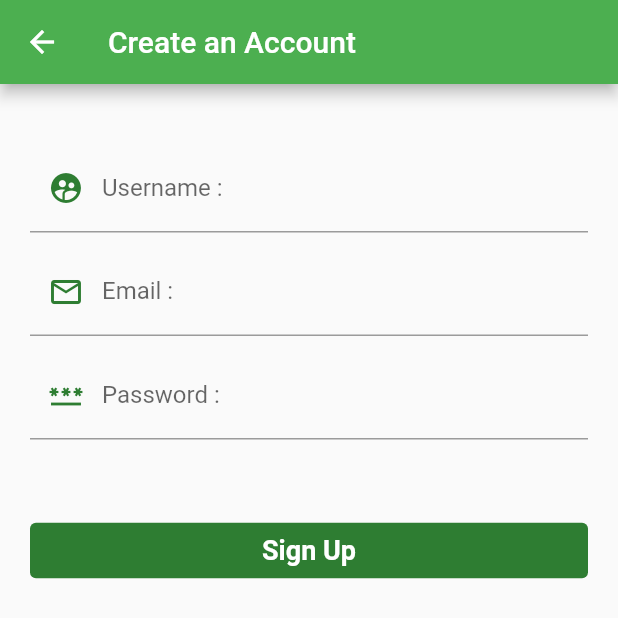
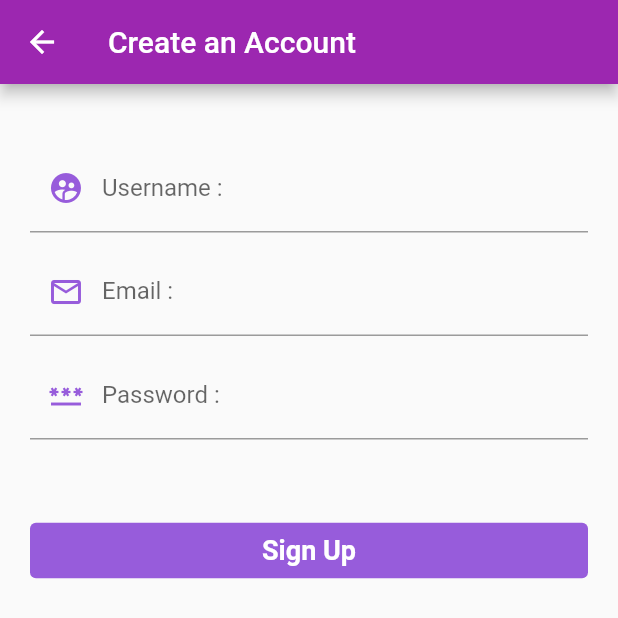
Before and after one commit to mehmetcanozcelik/QuizDone, a Flutter app: the screen it shows after launch, after a tap on "Create an Account", on a phone screen of 412 x 824 dp. Shown: the top 618 px of the screen. Run offline on Flutter 3.47's test engine with Material 2 defaults, Android fonts, the phone set to English and light mode, and no system bars; our stand-ins replace cloud_firestore, firebase_auth, google_sign_in, random_string; accounts and stored records are empty.

Commit message:
15.05.2023 made some changes on the design and an error is fixed in the login method.

```diff
--- a/lib/constants.dart
+++ b/lib/constants.dart
@@ -13,3 +13,5 @@ const Color purpleOverlay = Color(0xFFa657cc);
 const Color deepPurpleOverlay = Color(0xFF7637c3);
 
 const Color yellowOverlay = Color(0xFFE9E646);
+const Color blackOverlay = Color(0xCB60378F);
+const Color lightpurpleOverlay = Color(0xFFCA65F8);
--- a/lib/main.dart
+++ b/lib/main.dart
@@ -1,5 +1,6 @@
 import 'package:flutter/material.dart';
 import 'package:provider/provider.dart';
+import 'package:quizdone/constants.dart';
 import 'package:quizdone/directed.dart';
 import 'package:quizdone/models/questionModel.dart';
 import 'package:quizdone/services/authenticationservices.dart';
@@ -18,7 +19,7 @@ class MyApp extends StatelessWidget {
         debugShowCheckedModeBanner: false,
         title: 'Projem',
         theme: ThemeData(
-          primarySwatch: Colors.green,
+          primarySwatch: Colors.purple,
         ),
         home: Director(),
       ),
--- a/lib/pages/addQuestion.dart
+++ b/lib/pages/addQuestion.dart
@@ -1,6 +1,7 @@
 // ignore_for_file: file_names, prefer_const_constructors
 //@dart=2.9
 import 'package:flutter/material.dart';
+import 'package:quizdone/constants.dart';
 import 'package:quizdone/services/database.dart';
 
 class AddQuestion extends StatefulWidget {
@@ -228,8 +229,8 @@ class _AddQuestionState extends State<AddQuestion> {
                               fontWeight: FontWeight.bold,
                               color: Colors.white),
                         ),
-                        style: TextButton.styleFrom(
-                            backgroundColor: Colors.green[800]),
+                        style:
+                            TextButton.styleFrom(backgroundColor: buttonColor),
                       ),
                     ),
                   ],
--- a/lib/pages/createAccount.dart
+++ b/lib/pages/createAccount.dart
@@ -2,6 +2,7 @@
 //@dart=2.9
 import 'package:flutter/material.dart';
 import 'package:provider/provider.dart';
+import 'package:quizdone/constants.dart';
 import 'package:quizdone/models/kullanici.dart';
 import 'package:quizdone/services/authenticationservices.dart';
 import 'package:quizdone/services/firestoreService.dart';
@@ -50,7 +51,7 @@ class _CreateAccountState extends State<CreateAccount> {
                               errorStyle: TextStyle(fontSize: 14.0),
                               prefixIcon: Icon(
                                 Icons.supervised_user_circle,
-                                color: Colors.green[800],
+                                color: buttonColor,
                               )),
                           validator: (enteredValue) {
                             if (enteredValue.isEmpty) {
@@ -76,7 +77,7 @@ class _CreateAccountState extends State<CreateAccount> {
                             errorStyle: TextStyle(fontSize: 14.0),
                             prefixIcon: Icon(
                               Icons.mail_outline_outlined,
-                              color: Colors.green[800],
+                              color: buttonColor,
                             )),
                         validator: (enteredValue) {
                           if (enteredValue.isEmpty) {
@@ -101,7 +102,7 @@ class _CreateAccountState extends State<CreateAccount> {
                               errorStyle: TextStyle(fontSize: 14.0),
                               prefixIcon: Icon(
                                 Icons.password_outlined,
-                                color: Colors.green[800],
+                                color: buttonColor,
                               )),
                           validator: (enteredValue) {
                             if (enteredValue.isEmpty) {
@@ -129,7 +130,7 @@ class _CreateAccountState extends State<CreateAccount> {
                                 color: Colors.white),
                           ),
                           style: TextButton.styleFrom(
-                              backgroundColor: Colors.green[800]),
+                              backgroundColor: buttonColor),
                         ),
                       ),
                     ],
--- a/lib/pages/loginpage.dart
+++ b/lib/pages/loginpage.dart
@@ -2,6 +2,7 @@
 //@dart=2.9
 import 'package:flutter/material.dart';
 import 'package:provider/provider.dart';
+import 'package:quizdone/constants.dart';
 import 'package:quizdone/models/kullanici.dart';
 import 'package:quizdone/pages/createAccount.dart';
 import 'package:quizdone/services/authenticationservices.dart';
@@ -61,7 +62,7 @@ class _LoginPageState extends State<LoginPage> {
                 errorStyle: TextStyle(fontSize: 14.0),
                 prefixIcon: Icon(
                   Icons.mail_outline_outlined,
-                  color: Colors.green[800],
+                  color: buttonColor,
                 )),
             validator: (enteredValue) {
               if (enteredValue.isEmpty) {
@@ -83,7 +84,7 @@ class _LoginPageState extends State<LoginPage> {
                 errorStyle: TextStyle(fontSize: 14.0),
                 prefixIcon: Icon(
                   Icons.password_outlined,
-                  color: Colors.green[800],
+                  color: buttonColor,
                 )),
             validator: (enteredValue) {
               if (enteredValue.isEmpty) {
@@ -110,8 +111,7 @@ class _LoginPageState extends State<LoginPage> {
                         fontWeight: FontWeight.bold,
                         color: Colors.white),
                   ),
-                  style:
-                      TextButton.styleFrom(backgroundColor: Colors.green[800]),
+                  style: TextButton.styleFrom(backgroundColor: buttonColor),
                 ),
               ),
               SizedBox(
--- a/lib/widgets/next_button.dart
+++ b/lib/widgets/next_button.dart
@@ -1,6 +1,7 @@
 // ignore_for_file: prefer_const_constructors
 
 import 'package:flutter/material.dart';
+import 'package:quizdone/constants.dart';
 
 class NextButton extends StatelessWidget {
   const NextButton({
@@ -12,7 +13,7 @@ class NextButton extends StatelessWidget {
     return Container(
       width: double.infinity,
       decoration: BoxDecoration(
-          color: Colors.deepPurple[700],
+          color: Colors.orangeAccent[700],
           borderRadius: BorderRadius.circular(10.0)),
       padding: EdgeInsets.symmetric(vertical: 10.0),
       child: Text(
```
Also changed, not shown: lib/pages/mainpage.dart (+13 -9 lines), lib/pages/suggestQuiz.dart (+4 -3 lines), lib/widgets/questionWidget.dart (+6 -2 lines).
